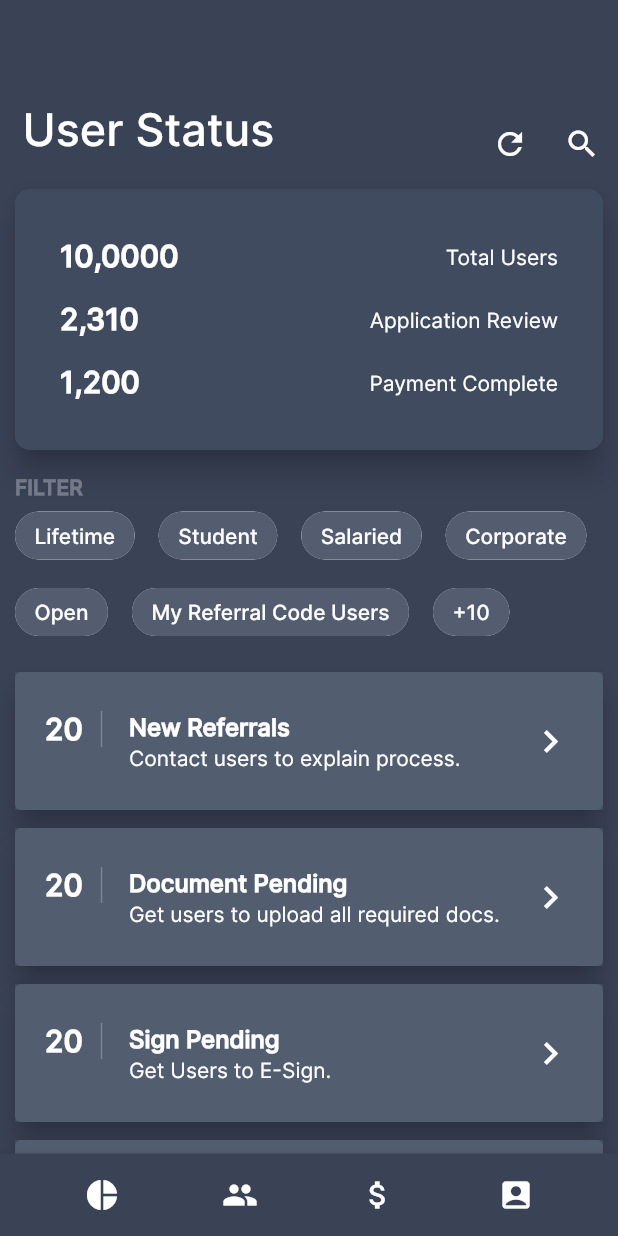
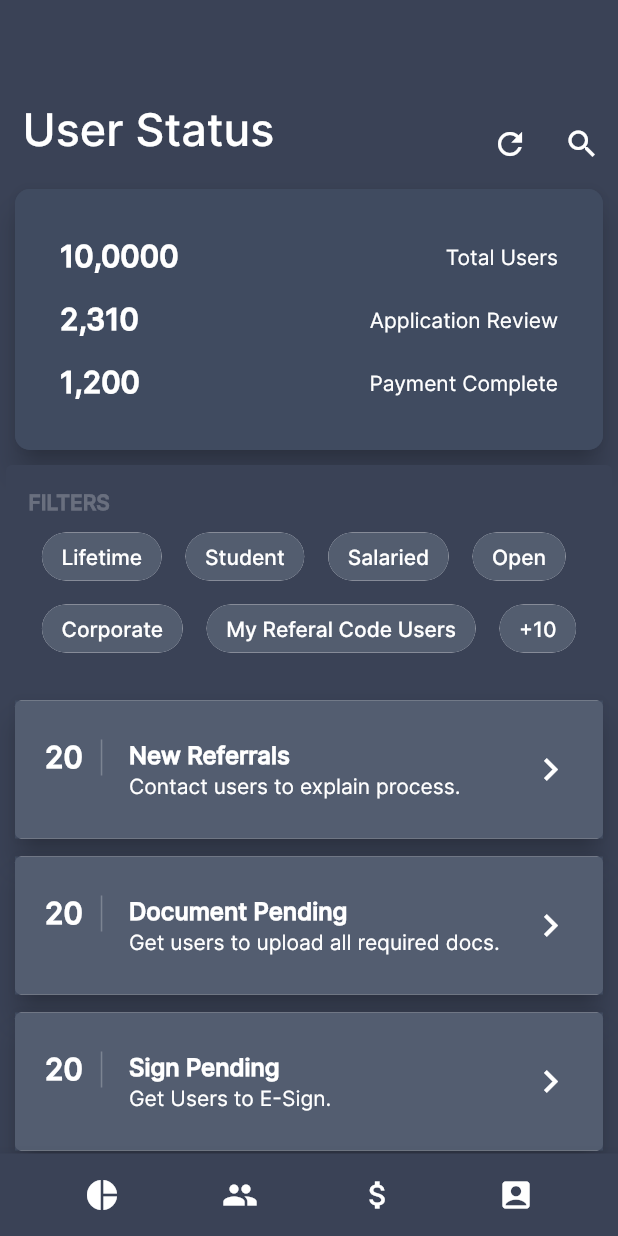
Before and after one commit to piyushp761/Total-Recall-Prototype, a Flutter app: the screen it shows after launch, on a phone screen of 412 x 824 dp. Run offline on Flutter 3.47's test engine with Material 2 defaults, Android fonts, the phone set to English and light mode, and no system bars.

Commit message:
Filters are now dynamically generated, Also wrapped in a scrollview.

```diff
--- a/lib/app.dart
+++ b/lib/app.dart
@@ -6,8 +6,16 @@ import 'package:total_recall/statscard.dart';
 import 'userfunnels.dart';
 import 'style.dart';
 import 'topappbar.dart';
+import 'filterglance.dart';
+
+
 
 class TotalRecall extends StatelessWidget {
+
+  TotalRecall(){
+    reset();
+  }
+
   // This widget is the root of your application.
   @override
   Widget build(BuildContext context) {
@@ -61,7 +69,7 @@ class _ListPageState extends State<ListPage> {
     crossAxisAlignment: CrossAxisAlignment.start,
     children: <Widget>[
       StatsCard(),
-      FilterGlance(),
+      ChipsTile(label: 'FILTERS', children: chips),
       Expanded(
         child: ListView.builder(
           padding: EdgeInsets.fromLTRB(0.0, 10.0, 0.0, 0.0),
@@ -76,6 +84,8 @@ class _ListPageState extends State<ListPage> {
     ],
   );
 }
+
+
 
 Card makeCard(UserFunnels userFunnels) => Card(
       elevation: 8.0,
--- a/lib/filterglance.dart
+++ b/lib/filterglance.dart
@@ -1,36 +1,143 @@
 import 'package:flutter/material.dart';
 import 'chipdesign.dart';
+import 'style.dart';
 
-class FilterGlance extends StatelessWidget{
+const List<String> _defaultMaterials = <String>[
+  'Lifetime',
+  'Student',
+  'Salaried',
+  'Open',
+  'Corporate',
+  'My Referal Code Users',
+  '+10',
+];
 
+final Set<String> _materials = <String>{};
+
+void reset() {
+  _materials.clear();
+  _materials.addAll(_defaultMaterials);
+}
+
+final List<Widget> chips = _materials.map<Widget>((String name) {
+  return Chip(
+    padding: EdgeInsets.fromLTRB(5.0, 0.0, 5.0, 0.0),
+    key: ValueKey<String>(name),
+    backgroundColor: ColorDarkFG,
+    label: Text(
+      name,
+      style: TextStyle(color: Colors.white),
+    ),
+  );
+}).toList();
+
+class ChipsTile extends StatelessWidget {
+  const ChipsTile({
+    Key key,
+    this.label,
+    this.children,
+  }) : super(key: key);
+
+  final String label;
+  final List<Widget> children;
+
+  // Wraps a list of chips into a ListTile for display as a section in the demo.
   @override
-  Widget build(BuildContext context){
+  Widget build(BuildContext context) {
+    final List<Widget> cardChildren = <Widget>[
+      Container(
+        padding: const EdgeInsets.only(top: 16.0, bottom: 4.0),
+        alignment: Alignment.topLeft,
+        margin: EdgeInsets.fromLTRB(15.0, 0, 0, 0),
+        child: Text(label,
+            textAlign: TextAlign.start,
+            style:
+                TextStyle(color: Colors.white24, fontWeight: FontWeight.bold)),
+      ),
+    ];
+    if (children.isNotEmpty) {
+      cardChildren.add(Container(
+          constraints: BoxConstraints(minHeight: 100, maxHeight: 100),
+          child: SingleChildScrollView(
+              child: Wrap(
+                  spacing: 10.0,
+                  children: children.map<Widget>((Widget chip) {
+                    return Padding(
+                      padding: const EdgeInsets.fromLTRB(3.0, 0.0, 3.0, 0.0),
+                      child: chip,
+                    );
+                  }).toList()))));
+    } else {
+      final TextStyle textStyle = Theme.of(context)
+          .textTheme
+          .caption
+          .copyWith(fontStyle: FontStyle.italic);
+      cardChildren.add(Semantics(
+        container: true,
+        child: Container(
+          alignment: Alignment.center,
+          constraints: const BoxConstraints(minWidth: 48.0, minHeight: 48.0),
+          padding: const EdgeInsets.all(8.0),
+          child: Text('None', style: textStyle),
+        ),
+      ));
+    }
+
+    return Card(
+      semanticContainer: false,
+      elevation: 0.0,
+      color: ColorDarkBG,
+      child: Column(
+        mainAxisSize: MainAxisSize.min,
+        children: cardChildren,
+      ),
+    );
+  }
+}
+
+/*
+
+class FilterGlance extends StatelessWidget {
+  @override
+  Widget build(BuildContext context) {
     return Column(
+      crossAxisAlignment: CrossAxisAlignment.start,
+      mainAxisAlignment: MainAxisAlignment.start,
+      children: <Widget>[
+        Column(
             crossAxisAlignment: CrossAxisAlignment.start,
             mainAxisAlignment: MainAxisAlignment.start,
             children: <Widget>[
                 Padding(
                 padding: EdgeInsets.fromLTRB(10.0, 10.0, 5, 0),
                 child: Text("FILTER",
-            style:
-                TextStyle(color: Colors.white30, fontWeight: FontWeight.bold)),
+                    style: TextStyle(
+                        color: Colors.white30, fontWeight: FontWeight.bold)),
                 ),
+
                 Container(
+                constraints: BoxConstraints(minHeight: 100, maxHeight: 100),
+                child: SingleChildScrollView(
                     child: Wrap(
-          spacing: 3.0, // gap between adjacent chips
-          runSpacing: 3.0, // gap between lines
+                    crossAxisAlignment: WrapCrossAlignment.center,
+                    verticalDirection: VerticalDirection.down,
+                    runSpacing: 3.0,
+                    spacing: 3.0,
                     children: <Widget>[
-            ChipDesign("Lifetime", 10.0),
-            ChipDesign("Student", 0.0),
-            ChipDesign("Salaried", 0.0),
-            ChipDesign("Corporate", 0.0),
-            ChipDesign("Open", 0.0),
-            ChipDesign("My Referral Code Users", 0.0),
-            ChipDesign("+10", 0.0),
+                        ChipDesign("Lifetime"),
+                        ChipDesign("Student"),
+                        ChipDesign("Salaried"),
+                        ChipDesign("Corporate"),
+                        ChipDesign("My Referral Code Users"),
+                        ChipDesign("+10"),
                     ],
                     ),
                 ),
+                ),
+            ],
+            )
       ],
     );
   }
 }
+*/
--- a/pubspec.yaml
+++ b/pubspec.yaml
@@ -14,7 +14,7 @@ description: A new Flutter project.
 version: 1.0.0+1
 
 environment:
-  sdk: ">=2.1.0 <3.0.0"
+  sdk: ">=2.2.2 <3.0.0"
 
 dependencies:
   flutter:
```
Also changed, not shown: lib/chipdesign.dart (+35 -15 lines), Current.png. Lines whose indentation alone changed are shown as unchanged.
